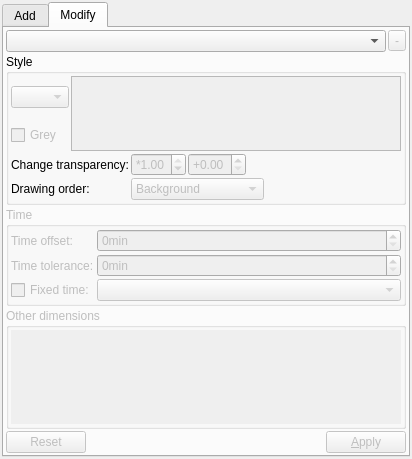
Before: the Qt Designer form src/wmsclient/webmap_dialog.ui in metno/diana, drawn with Qt 5.
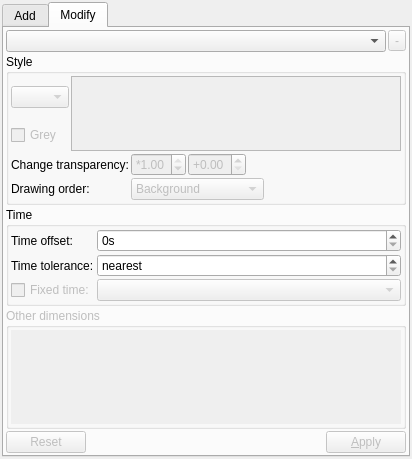
After: the same form once the commit is applied.

Commit message: WMS: editable time tolerance and offset

```diff
--- a/src/wmsclient/webmap_dialog.ui
+++ b/src/wmsclient/webmap_dialog.ui
@@ -459,9 +459,6 @@
        </item>
        <item>
         <widget class="QGroupBox" name="groupTime">
-         <property name="enabled">
-          <bool>false</bool>
-         </property>
          <property name="title">
           <string>Time</string>
          </property>
@@ -496,16 +493,28 @@
             <property name="toolTip">
              <string>Time matching tolerance</string>
             </property>
+            <property name="specialValueText">
+             <string>nearest</string>
+            </property>
             <property name="suffix">
-             <string notr="true">min</string>
+             <string notr="true">s</string>
+            </property>
+            <property name="minimum">
+             <number>-1</number>
             </property>
             <property name="maximum">
              <number>1000000</number>
             </property>
+            <property name="value">
+             <number>-1</number>
+            </property>
            </widget>
           </item>
           <item row="2" column="0">
            <widget class="QCheckBox" name="checkTimeFixed">
+            <property name="enabled">
+             <bool>false</bool>
+            </property>
             <property name="toolTip">
              <string>Check to fix time to a specific value</string>
             </property>
@@ -520,7 +529,7 @@
              <string>Time offset relative to plot time</string>
             </property>
             <property name="suffix">
-             <string notr="true">min</string>
+             <string notr="true">s</string>
             </property>
             <property name="maximum">
              <number>1000000</number>
```
Left out of the diff: 34 changed lines with no effect on the pictures. The commit also changes 2 other files.
